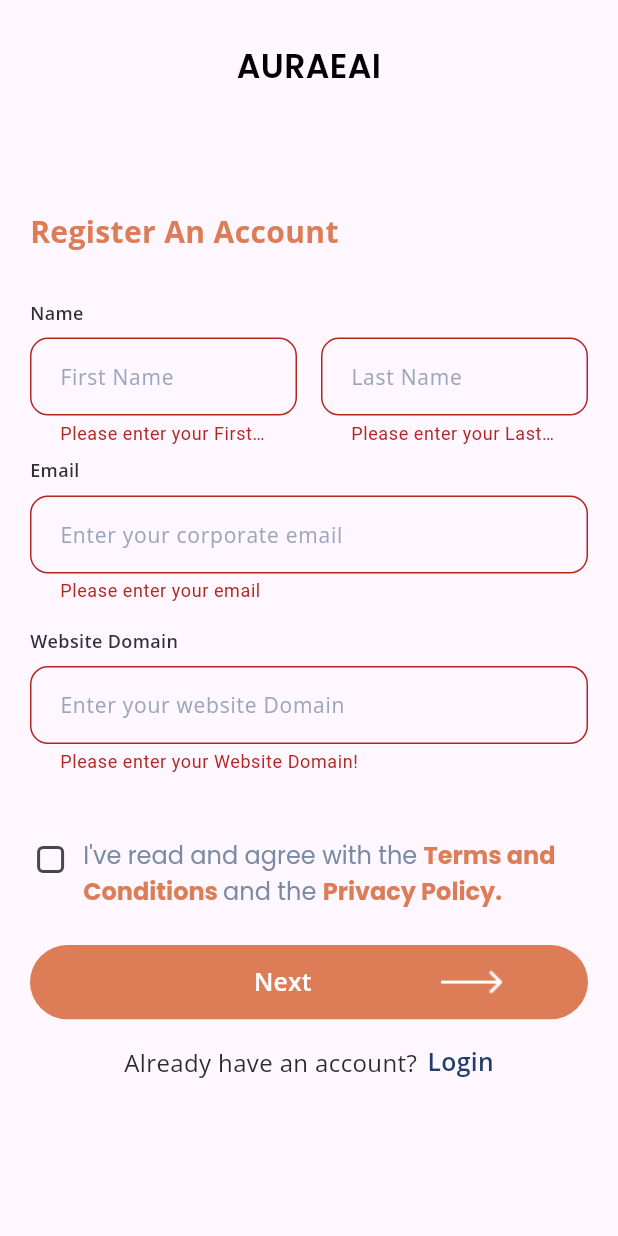
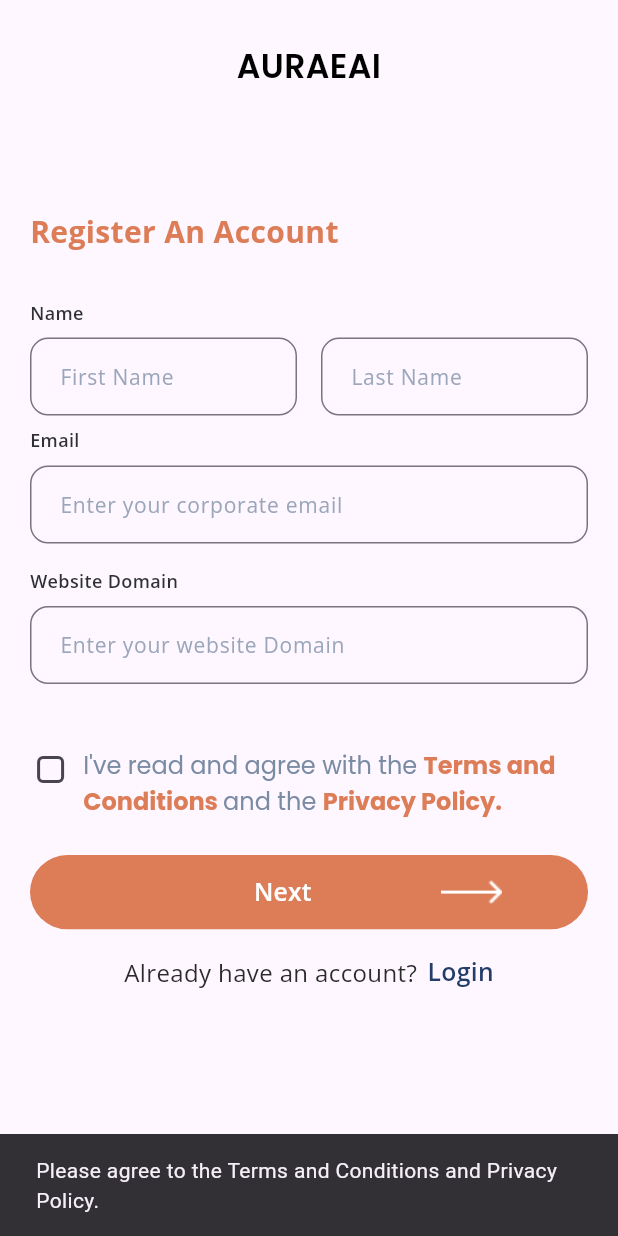
Before and after one commit to asadalpha/Freelance-App, a Flutter app: the RegisterScreen screen opened directly, after a tap on "Next", on a phone screen of 412 x 824 dp. Run offline on Flutter 3.47's test engine with Material 3 defaults, Android fonts, the phone set to English and light mode, and no system bars; our stand-ins replace device_preview, dots_indicator, flutter_screenutil, google_fonts.

Commit message:
some more changes

```diff
--- a/lib/UI/pages/register_screen.dart
+++ b/lib/UI/pages/register_screen.dart
@@ -84,7 +84,7 @@ class _RegisterScreenState extends State<RegisterScreen> {
                           if (value!.isEmpty) {
                             return 'Please enter your First Name';
                           }
-                          // Add additional validation if needed
+
                           return null;
                         },
                         decoration: InputDecoration(
@@ -121,7 +121,7 @@ class _RegisterScreenState extends State<RegisterScreen> {
                           if (value!.isEmpty) {
                             return 'Please enter your Last Name';
                           }
-                          // Add additional validation if needed
+
                           return null;
                         },
                         decoration: InputDecoration(
@@ -170,7 +170,7 @@ class _RegisterScreenState extends State<RegisterScreen> {
                   if (value!.isEmpty) {
                     return 'Please enter your email';
                   }
-                  // Add additional validation if needed
+
                   return null;
                 },
                 decoration: InputDecoration(
@@ -214,7 +214,7 @@ class _RegisterScreenState extends State<RegisterScreen> {
                   if (value!.isEmpty) {
                     return 'Please enter your Website Domain!';
                   }
-                  // Add additional validation if needed
+
                   return null;
                 },
                 decoration: InputDecoration(
@@ -267,15 +267,14 @@ class _RegisterScreenState extends State<RegisterScreen> {
                         style: GoogleFonts.poppins(
                             fontSize: 16,
                             fontWeight: FontWeight.normal,
-                            color: Color(0xff7A8BA4)),
+                            color: const Color(0xff7A8BA4)),
                         children: <TextSpan>[
                           TextSpan(
                             text: 'Terms and\nConditions ',
                             style: GoogleFonts.poppins(
-                                color: Color(0xffDC7D57),
+                                color: const Color(0xffDC7D57),
                                 fontSize: 16,
-                                fontWeight:
-                                    FontWeight.bold), // Style for colored words
+                                fontWeight: FontWeight.bold),
                           ),
                           TextSpan(
                             text: 'and the ',
@@ -285,7 +284,7 @@ class _RegisterScreenState extends State<RegisterScreen> {
                           TextSpan(
                             text: "Privacy Policy.",
                             style: GoogleFonts.poppins(
-                                color: Color(0xffDC7D57),
+                                color: const Color(0xffDC7D57),
                                 fontSize: 16,
                                 fontWeight: FontWeight.bold),
                           )
@@ -303,7 +302,18 @@ class _RegisterScreenState extends State<RegisterScreen> {
                       backgroundColor: const Color(0xffDC7D57),
                     ),
                     onPressed: () {
-                      if (_formKey.currentState!.validate()) {}
+                      // if (_formKey.currentState!.validate()) {}
+                      if (checkboxvalue) {
+                        if (_formKey.currentState!.validate()) {}
+                      } else {
+                        ScaffoldMessenger.of(context).showSnackBar(
+                         const SnackBar(
+                            content: Text(
+                                'Please agree to the Terms and Conditions and Privacy Policy.'),
+                            duration: Duration(seconds: 3),
+                          ),
+                        );
+                      }
                     },
                     child: Row(
                       mainAxisAlignment: MainAxisAlignment.start,
--- a/lib/main.dart
+++ b/lib/main.dart
@@ -2,6 +2,7 @@ import 'package:device_preview/device_preview.dart';
 import 'package:flutter/foundation.dart';
 import 'package:flutter/material.dart';
 import 'package:onco_app/UI/pages/login_in_screen.dart';
+import 'package:onco_app/UI/pages/register_screen.dart';
 import 'package:onco_app/UI/pages/scan_screen.dart';
 import 'package:onco_app/UI/pages/sign_up_page.dart';
 import 'package:flutter_screenutil/flutter_screenutil.dart';
@@ -31,8 +32,8 @@ class MyApp extends StatelessWidget {
           home: child,
         );
       },
-      //child: const AuthScreen(),
-      child: ScanScreen(),
+      child: const RegisterScreen(),
+      // child: ScanScreen(),
     );
   }
 }
```
Also changed, not shown: lib/UI/pages/login_in_screen.dart (+27 -7 lines).
